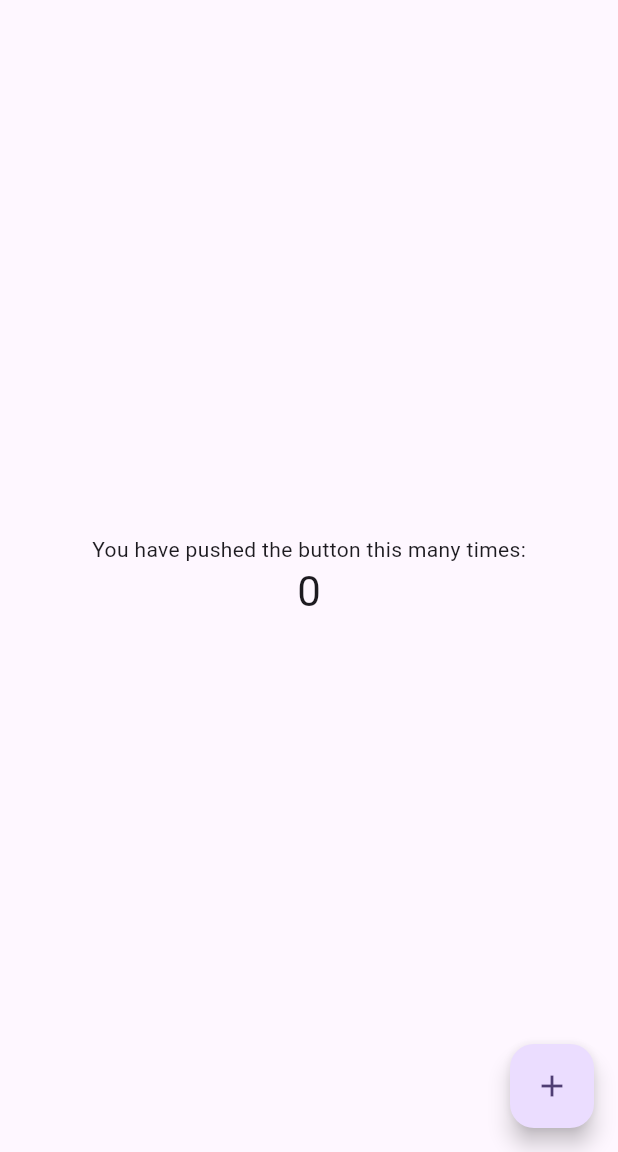
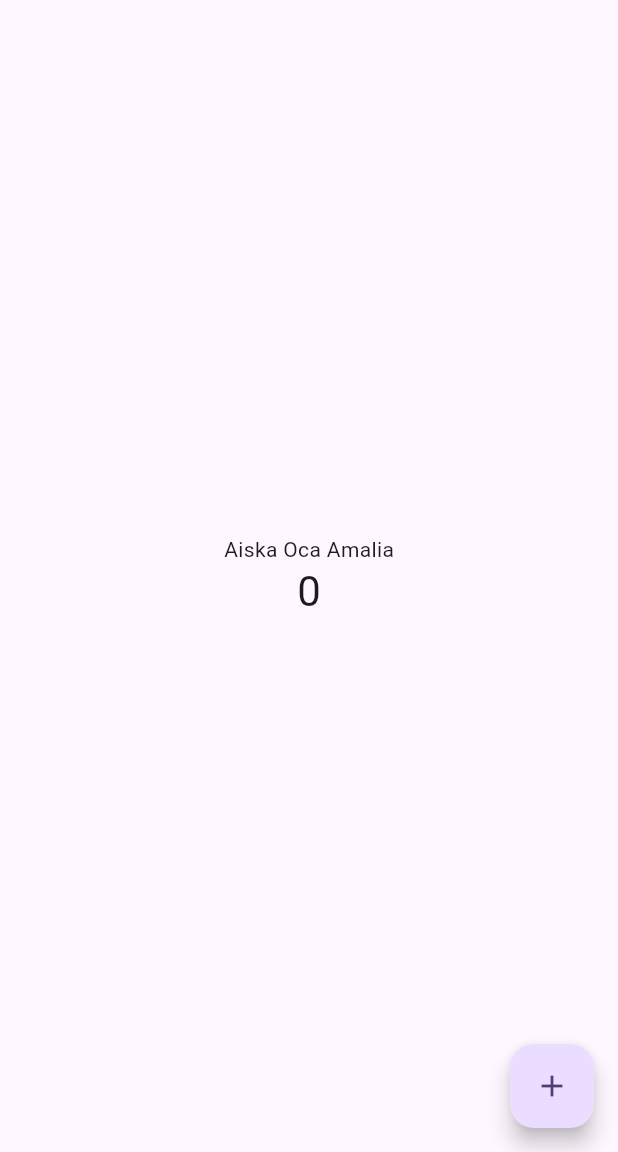
Before and after one commit to aiska28/flutter-fundamental-part1, a Flutter app: the screen it shows after launch, on a phone screen of 412 x 824 dp, the part 84-1236 px from its top. Run offline on Flutter 3.47's test engine with Material 3 defaults, Android fonts, the phone set to English and light mode, and no system bars.

Commit message:
Langkah 12

```diff
--- a/lib/main.dart
+++ b/lib/main.dart
@@ -104,7 +104,7 @@ class _MyHomePageState extends State<MyHomePage> {
           // wireframe for each widget.
           mainAxisAlignment: .center,
           children: [
-            const Text('You have pushed the button this many times:'),
+            const Text('Aiska Oca Amalia'),
             Text(
               '$_counter',
               style: Theme.of(context).textTheme.headlineMedium,
```
Also changed, not shown: images/01.png (added), 1 other file.
